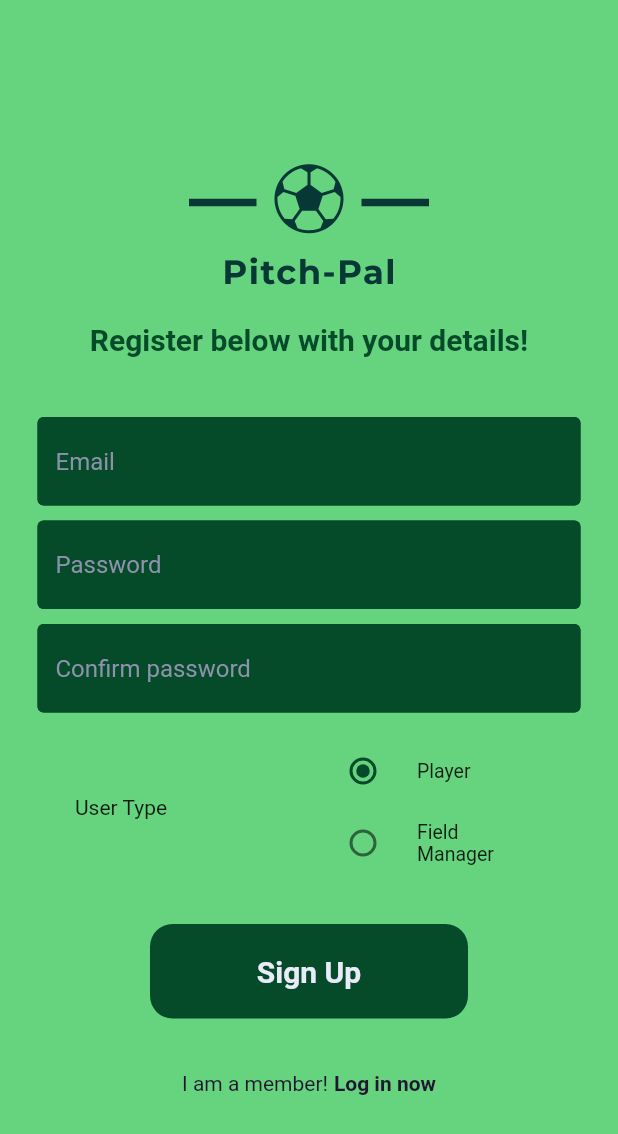
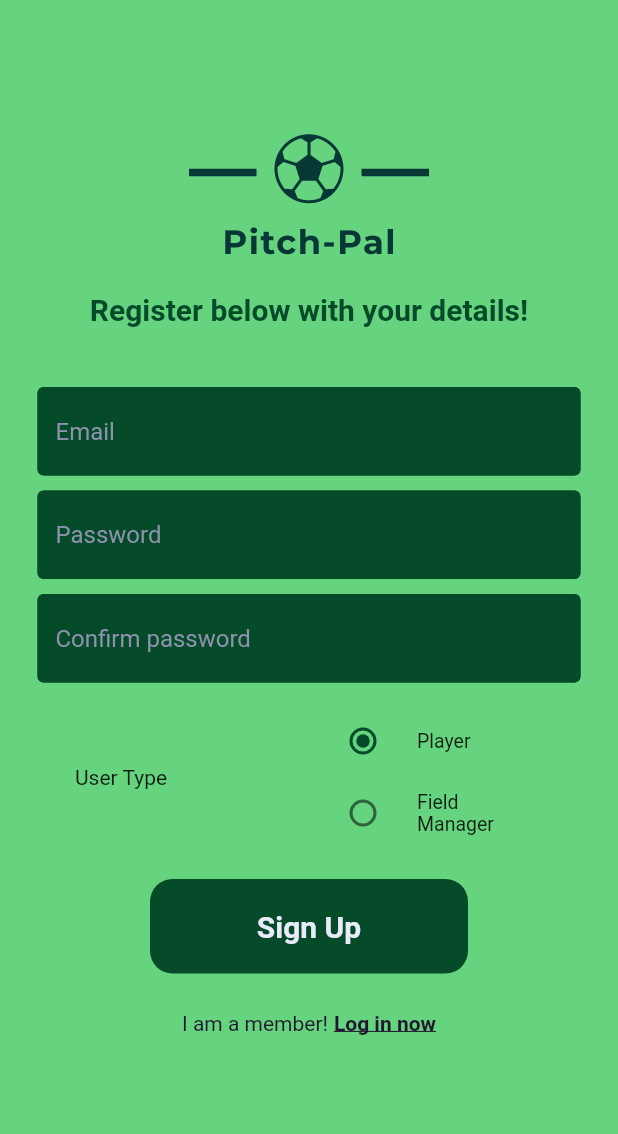
Before and after one commit to mhmdkhlf/PitchPal-Capstone-Project, a Flutter app: the screen it shows after launch, after a tap on "Register now", on a phone screen of 412 x 824 dp. Shown: the top 1134 px of the screen. Run offline on Flutter 3.47's test engine with Material 2 defaults, Android fonts, the light colour scheme and no system bars; our stand-ins replace dio.

Commit message:
small changes to display of signup/login

```diff
--- a/frontend_mobile/lib/pages/log_in.dart
+++ b/frontend_mobile/lib/pages/log_in.dart
@@ -132,6 +132,7 @@ class _LoginPageState extends State<LogInPage> {
                         style: TextStyle(
                           color: kDarkColor,
                           fontWeight: FontWeight.bold,
+                          decoration: TextDecoration.underline,
                         ),
                       ),
                     )
--- a/frontend_mobile/lib/pages/sign_up.dart
+++ b/frontend_mobile/lib/pages/sign_up.dart
@@ -90,7 +90,7 @@ class _SignUpPageState extends State<SignUpPage> {
             child: Column(
               mainAxisAlignment: MainAxisAlignment.center,
               children: [
-                const SizedBox(height: 100),
+                const SizedBox(height: 80),
                 const Image(
                   image: AssetImage('assets/logo.png'),
                   height: 100,
@@ -160,12 +160,11 @@ class _SignUpPageState extends State<SignUpPage> {
                     const SizedBox(width: 50),
                   ],
                 ),
-                const SizedBox(height: 10),
                 SubmitButton(
                   text: 'Sign Up',
                   onTap: signUpUser,
                 ),
-                const SizedBox(height: 15),
+                const SizedBox(height: 5),
                 Row(
                   mainAxisAlignment: MainAxisAlignment.center,
                   children: [
@@ -190,6 +189,7 @@ class _SignUpPageState extends State<SignUpPage> {
                         style: TextStyle(
                           color: kDarkColor,
                           fontWeight: FontWeight.bold,
+                          decoration: TextDecoration.underline,
                         ),
                       ),
                     )
```
